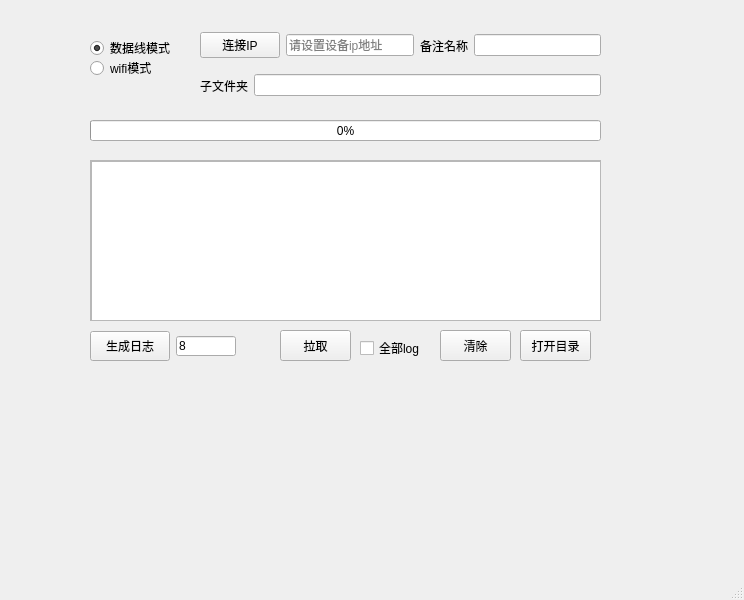
The window that qt5/uimain.ui (dan6886/pythons-tools) describes before a commit, drawn with Qt 5.
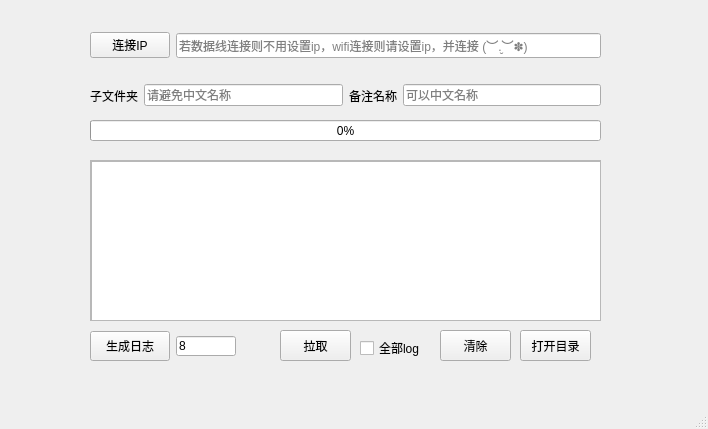
The same window after the commit.

Commit message: [更新]更新彩蛋

What changed in the file:
```diff
--- a/qt5/uimain.ui
+++ b/qt5/uimain.ui
@@ -9,8 +9,8 @@
    <rect>
     <x>0</x>
     <y>0</y>
-    <width>744</width>
-    <height>600</height>
+    <width>708</width>
+    <height>429</height>
    </rect>
   </property>
   <property name="windowTitle">
@@ -52,44 +52,12 @@
      <number>0</number>
     </property>
    </widget>
-   <widget class="QRadioButton" name="line">
-    <property name="geometry">
-     <rect>
-      <x>90</x>
-      <y>40</y>
-      <width>89</width>
-      <height>16</height>
-     </rect>
-    </property>
-    <property name="acceptDrops">
-     <bool>false</bool>
-    </property>
-    <property name="text">
-     <string>数据线模式</string>
-    </property>
-    <property name="checked">
-     <bool>true</bool>
-    </property>
-   </widget>
-   <widget class="QRadioButton" name="wifi">
-    <property name="geometry">
-     <rect>
-      <x>90</x>
-      <y>60</y>
-      <width>89</width>
-      <height>16</height>
-     </rect>
-    </property>
-    <property name="text">
-     <string>wifi模式</string>
-    </property>
-   </widget>
    <widget class="QWidget" name="horizontalLayoutWidget">
     <property name="geometry">
      <rect>
-      <x>200</x>
+      <x>90</x>
       <y>30</y>
-      <width>401</width>
+      <width>511</width>
       <height>31</height>
      </rect>
     </property>
@@ -106,22 +74,26 @@
      </item>
      <item>
       <widget class="QLineEdit" name="aip">
+       <property name="sizePolicy">
+        <sizepolicy hsizetype="Expanding" vsizetype="Fixed">
+         <horstretch>0</horstretch>
+         <verstretch>0</verstretch>
+        </sizepolicy>
+       </property>
+       <property name="minimumSize">
+        <size>
+         <width>10</width>
+         <height>0</height>
+        </size>
+       </property>
+       <property name="maximumSize">
+        <size>
+         <width>500</width>
+         <height>25</height>
+        </size>
+       </property>
        <property name="placeholderText">
-        <string>请设置设备ip地址</string>
-       </property>
-      </widget>
-     </item>
-     <item>
-      <widget class="QLabel" name="label_2">
-       <property name="text">
-        <string>备注名称</string>
-       </property>
-      </widget>
-     </item>
-     <item>
-      <widget class="QLineEdit" name="addname">
-       <property name="toolTip">
-        <string>设置备注名，上一个生成的日志拉取之后会拼接备注名</string>
+        <string>若数据线连接则不用设置ip，wifi连接则请设置ip，并连接 (︶.̮︶✽)</string>
        </property>
       </widget>
      </item>
@@ -130,9 +102,9 @@
    <widget class="QWidget" name="horizontalLayoutWidget_2">
     <property name="geometry">
      <rect>
-      <x>200</x>
-      <y>70</y>
-      <width>401</width>
+      <x>90</x>
+      <y>80</y>
+      <width>511</width>
       <height>31</height>
      </rect>
     </property>
@@ -149,6 +121,26 @@
        <property name="toolTip">
         <string>设置子文件夹的名称</string>
        </property>
+       <property name="placeholderText">
+        <string>请避免中文名称</string>
+       </property>
+      </widget>
+     </item>
+     <item>
+      <widget class="QLabel" name="label_2">
+       <property name="text">
+        <string>备注名称</string>
+       </property>
+      </widget>
+     </item>
+     <item>
+      <widget class="QLineEdit" name="addname">
+       <property name="toolTip">
+        <string>设置备注名，上一个生成的日志拉取之后会拼接备注名</string>
+       </property>
+       <property name="placeholderText">
+        <string>可以中文名称</string>
+       </property>
       </widget>
      </item>
     </layout>
```
Left out of the diff: 2 changed lines with no effect on the pictures. The commit also changes 2 other files.
